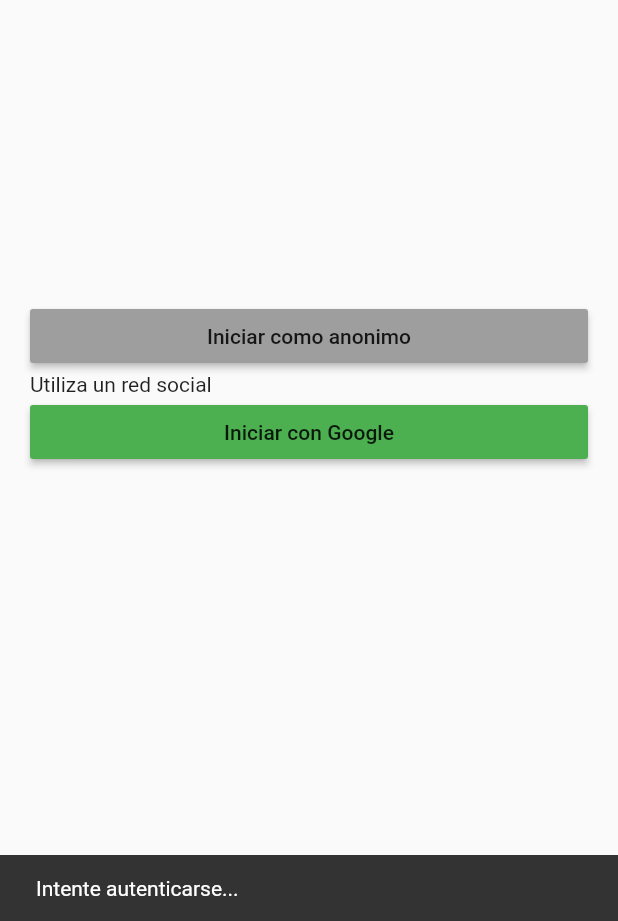
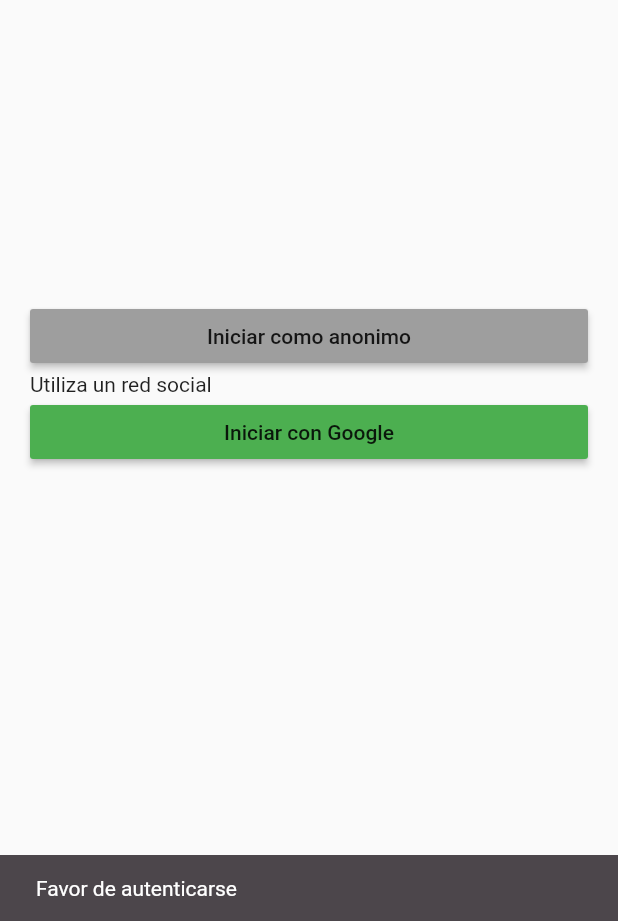
Before and after one commit to Jlsraa/MobileApps_HW_05, a Flutter app: the screen it shows after launch, after a tap on "Iniciar con Google", on a phone screen of 412 x 824 dp, the part 315-1236 px from its top. Run offline on Flutter 3.47's test engine with Material 2 defaults, Android fonts, the phone set to English and light mode, and no system bars; our stand-ins replace bloc, equatable, firebase_auth, firebase_core, flutter_bloc, google_sign_in; accounts and stored records are empty.

```diff
--- a/lib/login/bloc/auth_bloc.dart
+++ b/lib/auth/bloc/auth_bloc.dart
@@ -22,7 +22,7 @@ class AuthBloc extends Bloc<AuthEvent, AuthState> {
     if (_authRepo.isAlreadyAuthenticated()) {
       emit(AuthSuccessState());
     } else {
-      emit(AuthErrorState());
+      emit(UnAuthState());
     }
   }
 
--- a/lib/login/bloc/auth_state.dart
+++ b/lib/auth/bloc/auth_state.dart
@@ -11,6 +11,8 @@ class AuthInitial extends AuthState {}
 
 class AuthSuccessState extends AuthState {}
 
+class UnAuthState extends AuthState {}
+
 class SignOutSuccessState extends AuthState {}
 
 class AuthErrorState extends AuthState {}
--- a/lib/auth/user_auth_repository.dart
+++ b/lib/auth/user_auth_repository.dart
@@ -24,18 +24,19 @@ class UserAuthRepository {
     final googleUser = await _googleSignIn.signIn();
     final googleAuth = await googleUser!.authentication;
 
-    print("user:${googleUser.email}");
-    print("user:${googleUser.displayName}");
-    print("user:${googleUser.photoUrl}");
+    print(">> User email:${googleUser.email}");
+    print(">> User name:${googleUser.displayName}");
+    print(">> User photo:${googleUser.photoUrl}");
 
+    // credenciales de usuario autenticado con Google
     final AuthCredential credential = GoogleAuthProvider.credential(
       accessToken: googleAuth.accessToken,
       idToken: googleAuth.idToken,
     );
-    // firebase sign in
+    // firebase sign in con credenciales de Google
     final authResult = await _auth.signInWithCredential(credential);
 
-    // extraer token
+    // Extraer token**
     User user = authResult.user!;
     final firebaseToken = await user.getIdToken();
     print("user fcm token:${firebaseToken}");
--- a/lib/home/home_page.dart
+++ b/lib/home/home_page.dart
@@ -1,4 +1,6 @@
 import 'package:flutter/material.dart';
+import 'package:flutter_bloc/flutter_bloc.dart';
+import 'package:foto_share/auth/bloc/auth_bloc.dart';
 
 class HomePage extends StatefulWidget {
   HomePage({Key? key}) : super(key: key);
@@ -29,7 +31,14 @@ class _HomePageState extends State<HomePage> {
     return Scaffold(
       appBar: AppBar(
         title: Text(_pagesNameList[_currentPageIndex]),
-        actions: [],
+        actions: [
+          IconButton(
+            onPressed: () {
+              BlocProvider.of<AuthBloc>(context).add(SignOutEvent());
+            },
+            icon: Icon(Icons.logout),
+          ),
+        ],
       ),
       body: IndexedStack(
         index: _currentPageIndex,
--- a/lib/login/login_page.dart
+++ b/lib/login/login_page.dart
@@ -1,6 +1,6 @@
 import 'package:flutter/material.dart';
 import 'package:flutter_bloc/flutter_bloc.dart';
-import 'package:foto_share/login/bloc/auth_bloc.dart';
+import 'package:foto_share/auth/bloc/auth_bloc.dart';
 
 class LoginPage extends StatefulWidget {
   LoginPage({Key? key}) : super(key: key);
--- a/lib/main.dart
+++ b/lib/main.dart
@@ -1,9 +1,9 @@
 import 'package:firebase_core/firebase_core.dart';
 import 'package:flutter/material.dart';
+import 'package:foto_share/auth/bloc/auth_bloc.dart';
 import 'package:foto_share/home/home_page.dart';
 import 'package:flutter_bloc/flutter_bloc.dart';
 
-import 'login/bloc/auth_bloc.dart';
 import 'login/login_page.dart';
 
 void main() async {
@@ -21,12 +21,17 @@ class MyApp extends StatelessWidget {
   @override
   Widget build(BuildContext context) {
     return MaterialApp(
+      theme: ThemeData(
+        colorScheme: ColorScheme.fromSeed(
+          seedColor: Colors.purple,
+        ),
+      ),
       home: BlocConsumer<AuthBloc, AuthState>(
         listener: (context, state) {
           if (state is AuthErrorState) {
             ScaffoldMessenger.of(context).showSnackBar(
               SnackBar(
-              content: Text("Intente autenticarse..."),
+                content: Text("Favor de autenticarse"),
               ),
             );
           }
@@ -34,11 +39,12 @@ class MyApp extends StatelessWidget {
         builder: (context, state) {
           if (state is AuthSuccessState) {
             return HomePage();
-        } else if (state is AuthErrorState) {
+          } else if (state is UnAuthState || state is AuthErrorState) {
             return LoginPage();
           }
           return Center(child: CircularProgressIndicator());
         },
-    ));
+      ),
+    );
   }
 }
```
Also changed, not shown: lib/auth/bloc/auth_event.dart (renamed from lib/login/bloc/auth_event.dart). Lines whose indentation alone changed are shown as unchanged.
